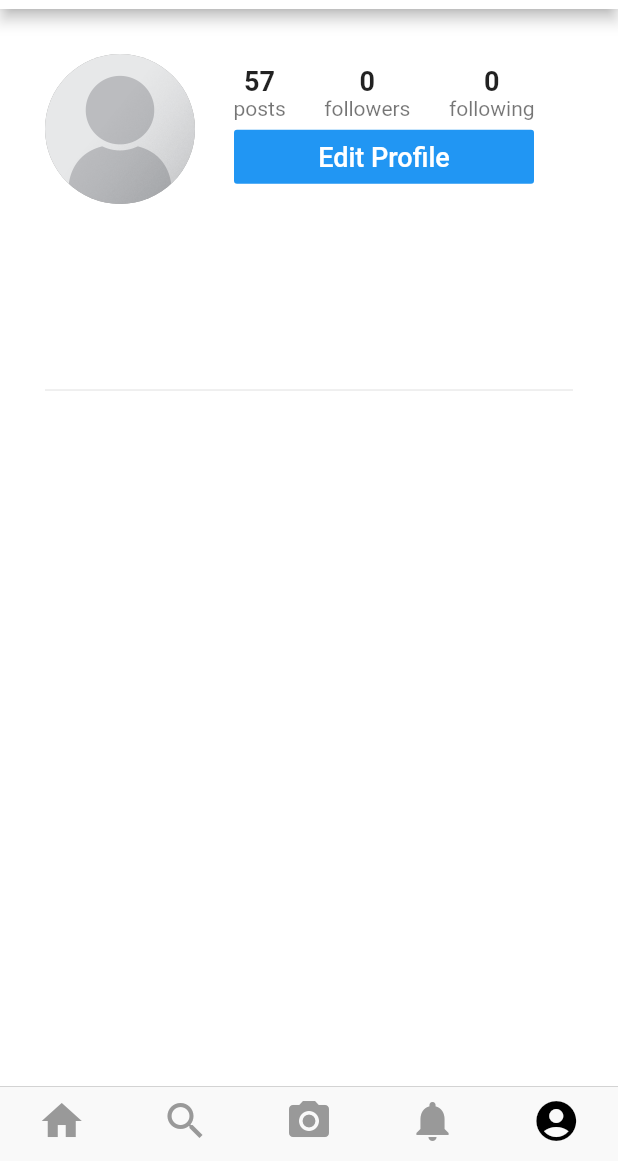
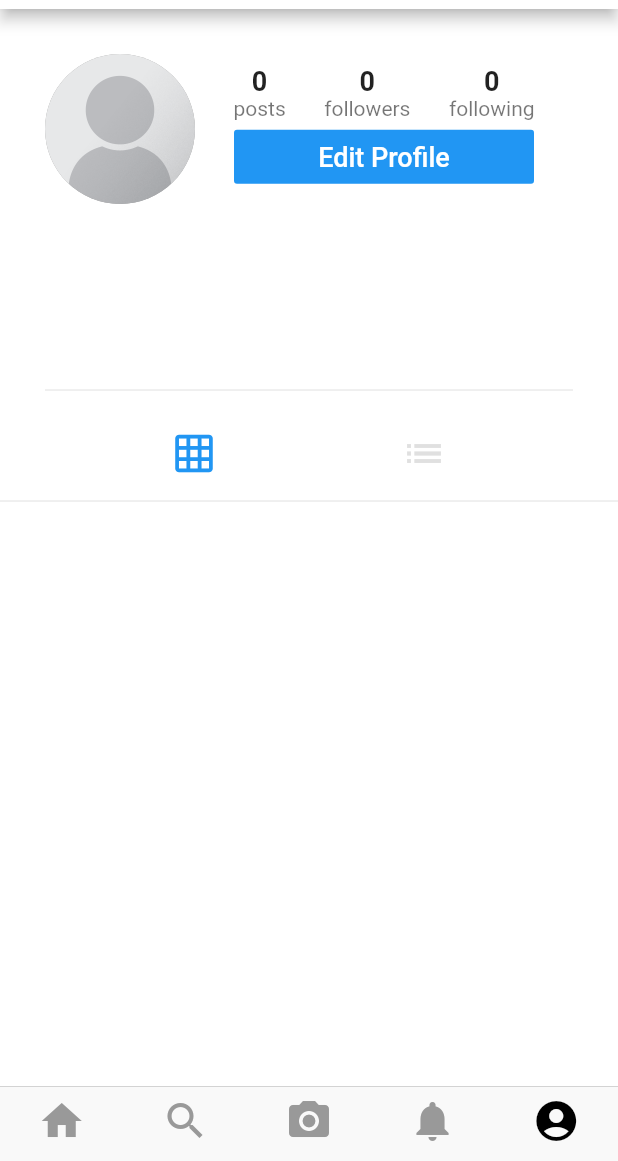
Before and after one commit to sabith-th/flutter-instagram-clone, a Flutter app: the screen it shows once a user with an empty profile is signed in, swiped to page 5, on a phone screen of 412 x 824 dp, the part 75-1236 px from its top. Run offline on Flutter 3.47's test engine with Material 2 defaults, Android fonts, the phone set to English and light mode, and no system bars; our stand-ins replace cached_network_image, cloud_firestore, firebase_auth, firebase_storage, flutter_image_compress, image_cropper and 1 more; accounts and stored records are empty.

Commit message:
added posts in profile view in grid/list

```diff
--- a/lib/screens/profile_screen.dart
+++ b/lib/screens/profile_screen.dart
@@ -1,10 +1,12 @@
 import 'package:cached_network_image/cached_network_image.dart';
 import 'package:flutter/material.dart';
+import 'package:instagram_clone/models/post_model.dart';
 import 'package:instagram_clone/models/user_data.dart';
 import 'package:instagram_clone/models/user_model.dart';
 import 'package:instagram_clone/screens/edit_profile_screen.dart';
 import 'package:instagram_clone/services/database_service.dart';
 import 'package:instagram_clone/utilities/constants.dart';
+import 'package:instagram_clone/widgets/post_view.dart';
 import 'package:provider/provider.dart';
 
 class ProfileScreen extends StatefulWidget {
@@ -19,9 +21,12 @@ class ProfileScreen extends StatefulWidget {
 }
 
 class _ProfileScreenState extends State<ProfileScreen> {
-  bool isFollowing = false;
-  int followerCount = 0;
-  int followingCount = 0;
+  bool _isFollowing = false;
+  int _followerCount = 0;
+  int _followingCount = 0;
+  List<Post> _posts = [];
+  int _displayPosts = 0; // 0 - grid, 1 - column
+  User _profileUser;
 
   @override
   void initState() {
@@ -29,6 +34,8 @@ class _ProfileScreenState extends State<ProfileScreen> {
     _setupIsFollowing();
     _setupFollowers();
     _setupFollowing();
+    _setupPosts();
+    _setupProfileUser();
   }
 
   _setupIsFollowing() async {
@@ -37,26 +44,40 @@ class _ProfileScreenState extends State<ProfileScreen> {
       userId: widget.userId,
     );
     setState(() {
-      isFollowing = isFollowingUser;
+      _isFollowing = isFollowingUser;
     });
   }
 
   _setupFollowers() async {
     int userFollowerCount = await DatabaseService.numFollowers(widget.userId);
     setState(() {
-      followerCount = userFollowerCount;
+      _followerCount = userFollowerCount;
     });
   }
 
   _setupFollowing() async {
     int userFollowingCount = await DatabaseService.numFollowing(widget.userId);
     setState(() {
-      followingCount = userFollowingCount;
+      _followingCount = userFollowingCount;
+    });
+  }
+
+  _setupPosts() async {
+    List<Post> posts = await DatabaseService.getUserPosts(widget.userId);
+    setState(() {
+      _posts = posts;
+    });
+  }
+
+  _setupProfileUser() async {
+    User profileUser = await DatabaseService.getUserWithId(widget.userId);
+    setState(() {
+      _profileUser = profileUser;
     });
   }
 
   _followOrUnFollow() {
-    if (isFollowing) {
+    if (_isFollowing) {
       _unFollowUser();
     } else {
       _followUser();
@@ -69,8 +90,8 @@ class _ProfileScreenState extends State<ProfileScreen> {
       userId: widget.userId,
     );
     setState(() {
-      isFollowing = false;
-      followerCount--;
+      _isFollowing = false;
+      _followerCount--;
     });
   }
 
@@ -80,8 +101,8 @@ class _ProfileScreenState extends State<ProfileScreen> {
       userId: widget.userId,
     );
     setState(() {
-      isFollowing = true;
-      followerCount++;
+      _isFollowing = true;
+      _followerCount++;
     });
   }
 
@@ -112,16 +133,191 @@ class _ProfileScreenState extends State<ProfileScreen> {
             width: 200.0,
             child: FlatButton(
               onPressed: _followOrUnFollow,
-              color: isFollowing ? Colors.grey[200] : Colors.blue,
-              textColor: isFollowing ? Colors.black : Colors.white,
+              color: _isFollowing ? Colors.grey[200] : Colors.blue,
+              textColor: _isFollowing ? Colors.black : Colors.white,
               child: Text(
-                isFollowing ? 'Unfollow' : 'Follow',
+                _isFollowing ? 'Unfollow' : 'Follow',
                 style: TextStyle(
                   fontSize: 18.0,
                 ),
               ),
             ),
           );
+  }
+
+  _buildProfileInfo(User user) {
+    return Column(
+      children: <Widget>[
+        Padding(
+          padding: const EdgeInsets.fromLTRB(30.0, 30.0, 30.0, 0.0),
+          child: Row(
+            children: <Widget>[
+              CircleAvatar(
+                radius: 50.0,
+                backgroundColor: Colors.grey,
+                backgroundImage: user.profileImageUrl.isEmpty
+                    ? AssetImage('assets/images/user_placeholder.jpg')
+                    : CachedNetworkImageProvider(user.profileImageUrl),
+              ),
+              Expanded(
+                child: Column(
+                  children: <Widget>[
+                    Row(
+                      mainAxisAlignment: MainAxisAlignment.spaceEvenly,
+                      children: <Widget>[
+                        Column(
+                          children: <Widget>[
+                            Text(
+                              _posts.length.toString(),
+                              style: TextStyle(
+                                fontSize: 18.0,
+                                fontWeight: FontWeight.w600,
+                              ),
+                            ),
+                            Text(
+                              'posts',
+                              style: TextStyle(
+                                color: Colors.black54,
+                              ),
+                            ),
+                          ],
+                        ),
+                        Column(
+                          children: <Widget>[
+                            Text(
+                              _followerCount.toString(),
+                              style: TextStyle(
+                                fontSize: 18.0,
+                                fontWeight: FontWeight.w600,
+                              ),
+                            ),
+                            Text(
+                              'followers',
+                              style: TextStyle(
+                                color: Colors.black54,
+                              ),
+                            ),
+                          ],
+                        ),
+                        Column(
+                          children: <Widget>[
+                            Text(
+                              _followingCount.toString(),
+                              style: TextStyle(
+                                fontSize: 18.0,
+                                fontWeight: FontWeight.w600,
+                              ),
+                            ),
+                            Text(
+                              'following',
+                              style: TextStyle(
+                                color: Colors.black54,
+                              ),
+                            ),
+                          ],
+                        ),
+                      ],
+                    ),
+                    _displayButton(user),
+                  ],
+                ),
+              ),
+            ],
+          ),
+        ),
+        Padding(
+          padding: const EdgeInsets.symmetric(horizontal: 30.0, vertical: 10.0),
+          child: Column(
+            crossAxisAlignment: CrossAxisAlignment.start,
+            children: <Widget>[
+              Text(
+                user.name,
+                style: TextStyle(
+                  fontSize: 18.0,
+                  fontWeight: FontWeight.bold,
+                ),
+              ),
+              SizedBox(height: 5.0),
+              Container(
+                height: 80.0,
+                child: Text(
+                  user.bio,
+                  style: TextStyle(
+                    fontSize: 15.0,
+                  ),
+                ),
+              ),
+              Divider(),
+            ],
+          ),
+        ),
+      ],
+    );
+  }
+
+  _buildToggleButtons() {
+    return Row(
+      mainAxisAlignment: MainAxisAlignment.spaceEvenly,
+      children: <Widget>[
+        IconButton(
+          icon: Icon(Icons.grid_on),
+          iconSize: 30.0,
+          color: _displayPosts == 0
+              ? Theme.of(context).primaryColor
+              : Colors.grey[300],
+          onPressed: () => setState(() {
+            _displayPosts = 0;
+          }),
+        ),
+        IconButton(
+          icon: Icon(Icons.list),
+          iconSize: 30.0,
+          color: _displayPosts == 1
+              ? Theme.of(context).primaryColor
+              : Colors.grey[300],
+          onPressed: () => setState(() {
+            _displayPosts = 1;
+          }),
+        ),
+      ],
+    );
+  }
+
+  _buildTilePost(Post post) {
+    return GridTile(
+      child: Image(
+        image: CachedNetworkImageProvider(post.imageUrl),
+        fit: BoxFit.cover,
+      ),
+    );
+  }
+
+  _buildDisplayPosts() {
+    if (_displayPosts == 0) {
+      // Grid
+      List<GridTile> tiles = [];
+      _posts.forEach((post) => tiles.add(_buildTilePost(post)));
+      return GridView.count(
+        crossAxisCount: 3,
+        childAspectRatio: 1.0,
+        mainAxisSpacing: 2.0,
+        crossAxisSpacing: 2.0,
+        shrinkWrap: true,
+        children: tiles,
+        physics: NeverScrollableScrollPhysics(),
+      );
+    } else {
+      // Column
+      List<PostView> postViews = [];
+      _posts.forEach((post) {
+        postViews.add(PostView(
+          currentUserId: widget.currentUserId,
+          post: post,
+          author: _profileUser,
+        ));
+      });
+      return Column(children: postViews);
+    }
   }
 
   @override
@@ -152,110 +348,10 @@ class _ProfileScreenState extends State<ProfileScreen> {
 
           return ListView(
             children: <Widget>[
-              Padding(
-                padding: const EdgeInsets.fromLTRB(30.0, 30.0, 30.0, 0.0),
-                child: Row(
-                  children: <Widget>[
-                    CircleAvatar(
-                      radius: 50.0,
-                      backgroundColor: Colors.grey,
-                      backgroundImage: user.profileImageUrl.isEmpty
-                          ? AssetImage('assets/images/user_placeholder.jpg')
-                          : CachedNetworkImageProvider(user.profileImageUrl),
-                    ),
-                    Expanded(
-                      child: Column(
-                        children: <Widget>[
-                          Row(
-                            mainAxisAlignment: MainAxisAlignment.spaceEvenly,
-                            children: <Widget>[
-                              Column(
-                                children: <Widget>[
-                                  Text(
-                                    '57',
-                                    style: TextStyle(
-                                      fontSize: 18.0,
-                                      fontWeight: FontWeight.w600,
-                                    ),
-                                  ),
-                                  Text(
-                                    'posts',
-                                    style: TextStyle(
-                                      color: Colors.black54,
-                                    ),
-                                  ),
-                                ],
-                              ),
-                              Column(
-                                children: <Widget>[
-                                  Text(
-                                    followerCount.toString(),
-                                    style: TextStyle(
-                                      fontSize: 18.0,
-                                      fontWeight: FontWeight.w600,
-                                    ),
-                                  ),
-                                  Text(
-                                    'followers',
-                                    style: TextStyle(
-                                      color: Colors.black54,
-                                    ),
-                                  ),
-                                ],
-                              ),
-                              Column(
-                                children: <Widget>[
-                                  Text(
-                                    followingCount.toString(),
-                                    style: TextStyle(
-                                      fontSize: 18.0,
-                                      fontWeight: FontWeight.w600,
-                                    ),
-                                  ),
-                                  Text(
-                                    'following',
-                                    style: TextStyle(
-                                      color: Colors.black54,
-                                    ),
-                                  ),
-                                ],
-                              ),
-                            ],
-                          ),
-                          _displayButton(user),
-                        ],
-                      ),
-                    ),
-                  ],
-                ),
-              ),
-              Padding(
-                padding: const EdgeInsets.symmetric(
-                    horizontal: 30.0, vertical: 10.0),
-                child: Column(
-                  crossAxisAlignment: CrossAxisAlignment.start,
-                  children: <Widget>[
-                    Text(
-                      user.name,
-                      style: TextStyle(
-                        fontSize: 18.0,
-                        fontWeight: FontWeight.bold,
-                      ),
-                    ),
-                    SizedBox(height: 5.0),
-                    Container(
-                      height: 80.0,
-                      child: Text(
-                        user.bio,
-                        style: TextStyle(
-                          fontSize: 15.0,
-                        ),
-                      ),
-                    ),
-                    Divider(),
-                  ],
-                ),
-              ),
+              _buildProfileInfo(user),
+              _buildToggleButtons(),
+              Divider(),
+              _buildDisplayPosts(),
             ],
           );
         },
--- a/lib/services/database_service.dart
+++ b/lib/services/database_service.dart
@@ -114,4 +114,15 @@ class DatabaseService {
     }
     return User();
   }
+
+  static Future<List<Post>> getUserPosts(String userId) async {
+    QuerySnapshot userPostsSnapshot = await postsRef
+        .document(userId)
+        .collection('usersPost')
+        .orderBy('timestamp', descending: true)
+        .getDocuments();
+    List<Post> posts =
+        userPostsSnapshot.documents.map((doc) => Post.fromDoc(doc)).toList();
+    return posts;
+  }
 }
```
Also changed, not shown: lib/screens/feed_screen.dart (+6 -115 lines), lib/widgets/post_view.dart (added, +127 -0 lines).
